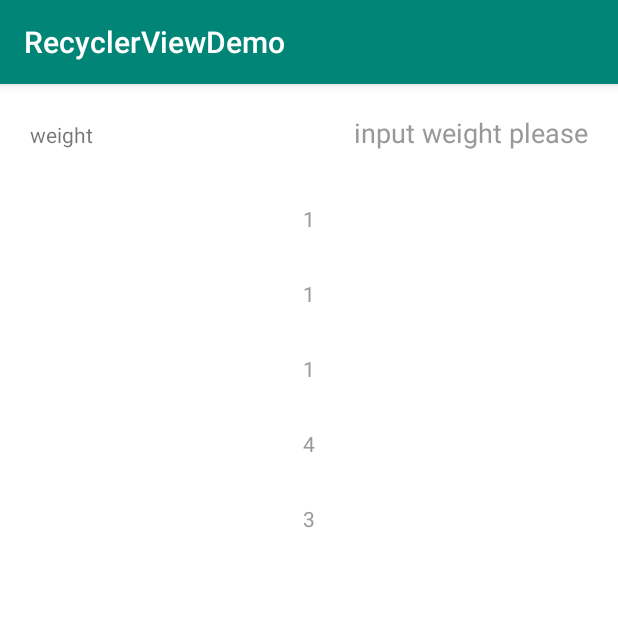
After one commit to panyiyiyi/RecyclerViewDemo, an Android app: the ConcatActivity screen opened directly, with no data from a screen before it, on a phone screen of 412 x 824 dp, the top half of it. The commit adds this screen. Run offline under Robolectric (Android 15) with nearby library versions, the phone set to English and light mode, and no system bars; pictures from the network do not load.

Commit message:
体验ConcatAdapter“

```diff
--- a/app/build.gradle
+++ b/app/build.gradle
@@ -50,12 +50,12 @@ dependencies {
     implementation fileTree(include: ['*.jar'], dir: 'libs')
     implementation 'androidx.appcompat:appcompat:1.2.0'
     implementation 'androidx.constraintlayout:constraintlayout:2.0.4'
+    implementation 'androidx.recyclerview:recyclerview:1.2.0-alpha06'
     testImplementation 'junit:junit:4.13.1'
     androidTestImplementation 'androidx.test.ext:junit:1.1.2'
     androidTestImplementation 'androidx.test.espresso:espresso-core:3.3.0'
 //    implementation project(':commonrv')
     implementation 'com.even:commonrv:2.1.3'
-    implementation 'androidx.recyclerview:recyclerview:1.1.0'
     implementation 'com.github.bumptech.glide:glide:4.11.0'
     implementation "androidx.core:core-ktx:1.3.2"
     implementation "org.jetbrains.kotlin:kotlin-stdlib-jdk7:$kotlin_version"
--- a/app/src/main/AndroidManifest.xml
+++ b/app/src/main/AndroidManifest.xml
@@ -44,6 +44,10 @@
             android:name=".ui.DataBindItemActivity"
             android:launchMode="singleTop"
             android:screenOrientation="portrait" />
+        <activity
+            android:name=".ui.ConcatActivity"
+            android:launchMode="singleTop"
+            android:screenOrientation="portrait" />
     </application>
 
 </manifest>
--- /dev/null
+++ b/app/src/main/java/com/even/recyclerviewdemo/adapter/FirstAdapter.kt
@@ -0,0 +1,15 @@
+package com.even.recyclerviewdemo.adapter
+
+import com.even.commonrv.adapter.BaseRecyclerAdapter
+import com.even.commonrv.adapter.BaseViewHolder
+import com.even.recyclerviewdemo.R
+
+/**
+ * Created Even by 2020/11/18
+ *
+ */
+class FirstAdapter() : BaseRecyclerAdapter<String>(mutableListOf("1"), R.layout.item_input) {
+    override fun covert(holder: BaseViewHolder, item: String, position: Int) {
+
+    }
+}
--- /dev/null
+++ b/app/src/main/java/com/even/recyclerviewdemo/adapter/SecondAdapter.kt
@@ -0,0 +1,15 @@
+package com.even.recyclerviewdemo.adapter
+
+import com.even.commonrv.adapter.BaseRecyclerAdapter
+import com.even.commonrv.adapter.BaseViewHolder
+import com.even.recyclerviewdemo.R
+
+/**
+ * Created Even by 2020/11/18
+ *
+ */
+class SecondAdapter(list: MutableList<String>) : BaseRecyclerAdapter<String>(list, R.layout.item_single) {
+    override fun covert(holder: BaseViewHolder, item: String, position: Int) {
+        holder.setText(R.id.tvSingle, item)
+    }
+}
--- /dev/null
+++ b/app/src/main/java/com/even/recyclerviewdemo/ui/ConcatActivity.kt
@@ -0,0 +1,33 @@
+package com.even.recyclerviewdemo.ui
+
+import androidx.recyclerview.widget.ConcatAdapter
+import androidx.recyclerview.widget.LinearLayoutManager
+import com.even.recyclerviewdemo.R
+import com.even.recyclerviewdemo.adapter.FirstAdapter
+import com.even.recyclerviewdemo.adapter.SecondAdapter
+import com.even.recyclerviewdemo.base.BaseActivity
+import kotlinx.android.synthetic.main.activity_recyclerview.*
+
+/**
+ * Created Even by 2020/11/18
+ * 合并Adapter类
+ */
+class ConcatActivity : BaseActivity() {
+    private lateinit var mFirstAdapter: FirstAdapter
+    private lateinit var mSecondAdapter: SecondAdapter
+
+    private lateinit var mConcatAdapter: ConcatAdapter
+
+    override fun getContentView(): Int = R.layout.activity_recyclerview
+
+    override fun initView() {
+        mFirstAdapter = FirstAdapter()
+        mSecondAdapter = SecondAdapter(mutableListOf("1", "1", "1", "4", "3"))
+        mConcatAdapter = ConcatAdapter(mFirstAdapter, mSecondAdapter)
+        with(recyclerView) {
+            layoutManager = LinearLayoutManager(this@ConcatActivity)
+            adapter = mConcatAdapter
+        }
+
+    }
+}
--- a/app/src/main/res/layout/activity_recyclerview.xml
+++ b/app/src/main/res/layout/activity_recyclerview.xml
@@ -8,7 +8,7 @@
     <androidx.recyclerview.widget.RecyclerView
         android:id="@+id/recyclerView"
         android:layout_width="match_parent"
-        android:layout_height="wrap_content"
+        android:layout_height="match_parent"
         android:background="@color/colorFFFFFF"
         android:overScrollMode="never" />
 
```
Also changed, not shown: app/src/main/java/com/even/recyclerviewdemo/MainActivity.java (+9 -0 lines).
